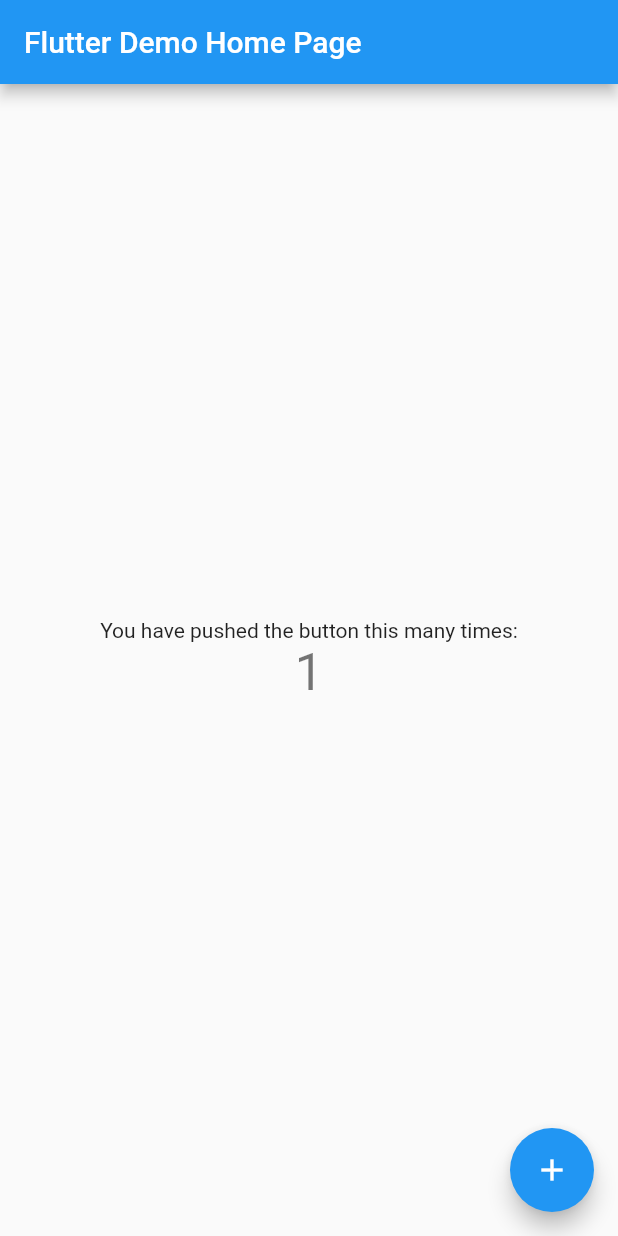
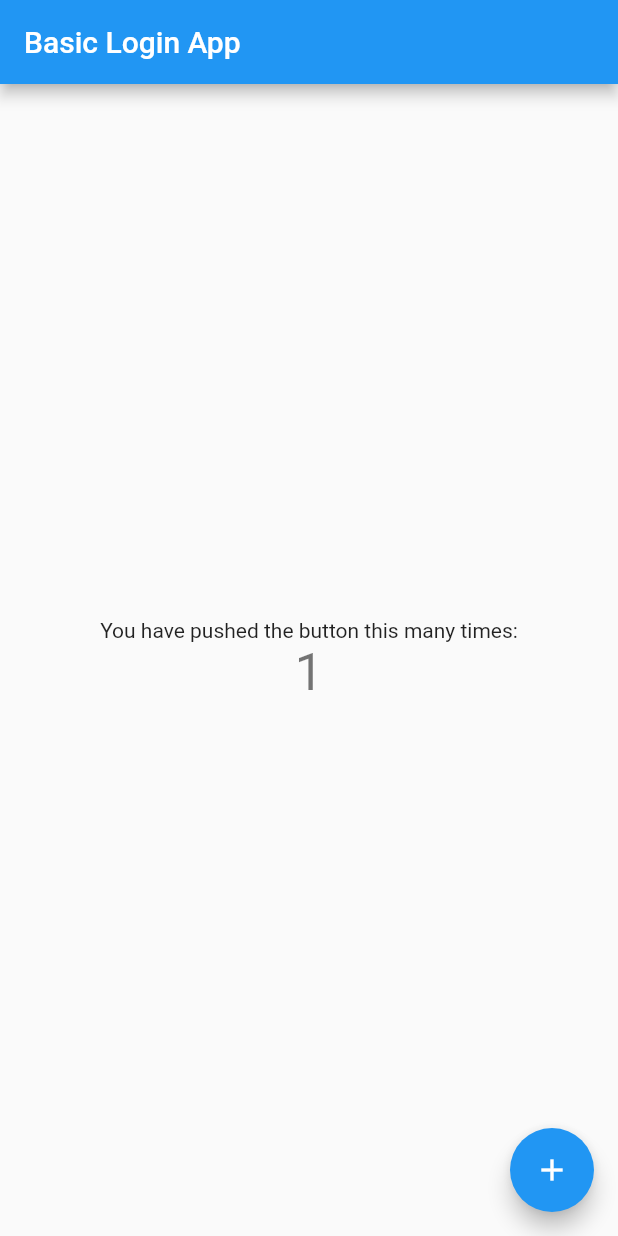
Before and after one commit to Stefanc23/basic-login-app, a Flutter app: the screen it shows after launch, after a tap on the "add" icon, on a phone screen of 412 x 824 dp. Run offline on Flutter 3.47's test engine with Material 2 defaults, Android fonts, the phone set to English and light mode, and no system bars; our stand-ins replace firebase_core; accounts and stored records are empty; generated files the repository leaves out were written again.

```diff
--- a/lib/main.dart
+++ b/lib/main.dart
@@ -1,46 +1,32 @@
 import 'package:flutter/material.dart';
+import 'package:firebase_core/firebase_core.dart';
+import 'firebase_options.dart';
 
-void main() {
+Future<void> main() async {
+  WidgetsFlutterBinding.ensureInitialized();
+  await Firebase.initializeApp(
+    options: DefaultFirebaseOptions.currentPlatform,
+  );
   runApp(const MyApp());
 }
 
 class MyApp extends StatelessWidget {
   const MyApp({Key? key}) : super(key: key);
 
-  // This widget is the root of your application.
   @override
   Widget build(BuildContext context) {
     return MaterialApp(
-      title: 'Flutter Demo',
+      title: 'Basic Login App',
       theme: ThemeData(
-        // This is the theme of your application.
-        //
-        // Try running your application with "flutter run". You'll see the
-        // application has a blue toolbar. Then, without quitting the app, try
-        // changing the primarySwatch below to Colors.green and then invoke
-        // "hot reload" (press "r" in the console where you ran "flutter run",
-        // or simply save your changes to "hot reload" in a Flutter IDE).
-        // Notice that the counter didn't reset back to zero; the application
-        // is not restarted.
         primarySwatch: Colors.blue,
       ),
-      home: const MyHomePage(title: 'Flutter Demo Home Page'),
+      home: const MyHomePage(title: 'Basic Login App'),
     );
   }
 }
 
 class MyHomePage extends StatefulWidget {
   const MyHomePage({Key? key, required this.title}) : super(key: key);
-
-  // This widget is the home page of your application. It is stateful, meaning
-  // that it has a State object (defined below) that contains fields that affect
-  // how it looks.
-
-  // This class is the configuration for the state. It holds the values (in this
-  // case the title) provided by the parent (in this case the App widget) and
-  // used by the build method of the State. Fields in a Widget subclass are
-  // always marked "final".
-
   final String title;
 
   @override
@@ -52,47 +38,18 @@ class _MyHomePageState extends State<MyHomePage> {
 
   void _incrementCounter() {
     setState(() {
-      // This call to setState tells the Flutter framework that something has
-      // changed in this State, which causes it to rerun the build method below
-      // so that the display can reflect the updated values. If we changed
-      // _counter without calling setState(), then the build method would not be
-      // called again, and so nothing would appear to happen.
       _counter++;
     });
   }
 
   @override
   Widget build(BuildContext context) {
-    // This method is rerun every time setState is called, for instance as done
-    // by the _incrementCounter method above.
-    //
-    // The Flutter framework has been optimized to make rerunning build methods
-    // fast, so that you can just rebuild anything that needs updating rather
-    // than having to individually change instances of widgets.
     return Scaffold(
       appBar: AppBar(
-        // Here we take the value from the MyHomePage object that was created by
-        // the App.build method, and use it to set our appbar title.
         title: Text(widget.title),
       ),
       body: Center(
-        // Center is a layout widget. It takes a single child and positions it
-        // in the middle of the parent.
         child: Column(
-          // Column is also a layout widget. It takes a list of children and
-          // arranges them vertically. By default, it sizes itself to fit its
-          // children horizontally, and tries to be as tall as its parent.
-          //
-          // Invoke "debug painting" (press "p" in the console, choose the
-          // "Toggle Debug Paint" action from the Flutter Inspector in Android
-          // Studio, or the "Toggle Debug Paint" command in Visual Studio Code)
-          // to see the wireframe for each widget.
-          //
-          // Column has various properties to control how it sizes itself and
-          // how it positions its children. Here we use mainAxisAlignment to
-          // center the children vertically; the main axis here is the vertical
-          // axis because Columns are vertical (the cross axis would be
-          // horizontal).
           mainAxisAlignment: MainAxisAlignment.center,
           children: <Widget>[
             const Text(
@@ -109,7 +66,7 @@ class _MyHomePageState extends State<MyHomePage> {
         onPressed: _incrementCounter,
         tooltip: 'Increment',
         child: const Icon(Icons.add),
-      ), // This trailing comma makes auto-formatting nicer for build methods.
+      ),
     );
   }
 }
--- a/pubspec.yaml
+++ b/pubspec.yaml
@@ -34,6 +34,8 @@ dependencies:
   # The following adds the Cupertino Icons font to your application.
   # Use with the CupertinoIcons class for iOS style icons.
   cupertino_icons: ^1.0.2
+  firebase_core: ^1.12.0
+  cloud_firestore: ^3.1.8
 
 dev_dependencies:
   flutter_test:
```
Also changed, not shown: pubspec.lock, 1 other file.
